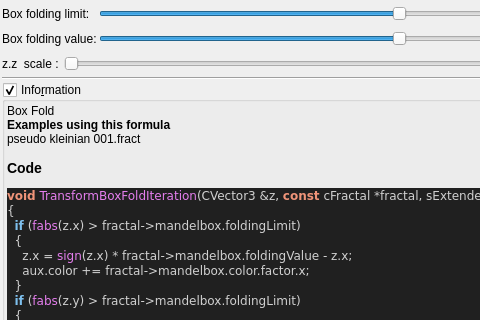
Old version of the form mandelbulber2/qt_data/fractal_transf_box_fold.ui in the repository buddhi1980/mandelbulber2; both pictures show x 0 to 480 and y 0 to 320 of the 799 by 937 pixel window.
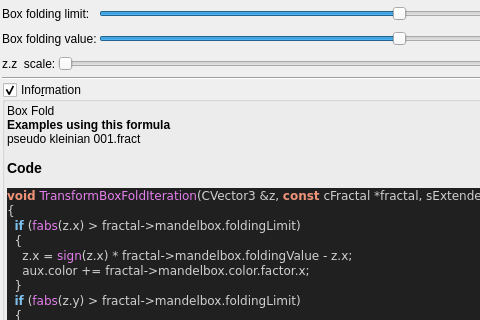
New version of the form. Custom widgets are drawn as their Qt base class.

Diff of the .ui file:
```diff
--- a/mandelbulber2/qt_data/fractal_transf_box_fold.ui
+++ b/mandelbulber2/qt_data/fractal_transf_box_fold.ui
@@ -203,7 +203,7 @@
        <item row="1" column="0">
         <widget class="QLabel" name="label_172">
          <property name="text">
-          <string>z.z  scale : </string>
+          <string>z.z  scale:</string>
          </property>
         </widget>
        </item>
```
